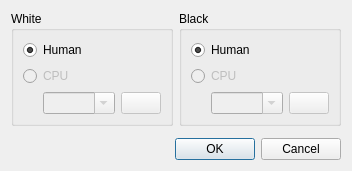
The window that projects/gui/ui/newgamedlg.ui (leedavid/QTggchess) describes before a commit, drawn with Qt 5.
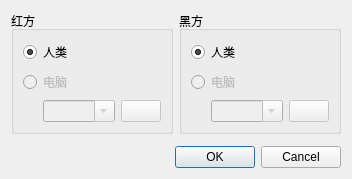
The same window after the commit. Icons and pictures are not drawn. Custom widgets are drawn as their Qt base class.

The edit to the form file:
```diff
--- a/projects/gui/ui/newgamedlg.ui
+++ b/projects/gui/ui/newgamedlg.ui
@@ -22,13 +22,13 @@
      <item>
       <widget class="QGroupBox" name="groupBox_2">
        <property name="title">
-        <string>White</string>
+        <string>红方</string>
        </property>
        <layout class="QVBoxLayout" name="verticalLayout_3">
         <item>
          <widget class="QRadioButton" name="m_whitePlayerHumanRadio">
           <property name="text">
-           <string>Human</string>
+           <string>人类</string>
           </property>
           <property name="checked">
            <bool>true</bool>
@@ -41,7 +41,7 @@
            <bool>false</bool>
           </property>
           <property name="text">
-           <string>CPU</string>
+           <string>电脑</string>
           </property>
          </widget>
         </item>
@@ -110,13 +110,13 @@
      <item>
       <widget class="QGroupBox" name="groupBox">
        <property name="title">
-        <string>Black</string>
+        <string>黑方</string>
        </property>
        <layout class="QVBoxLayout" name="verticalLayout">
         <item>
          <widget class="QRadioButton" name="m_blackPlayerHumanRadio">
           <property name="text">
-           <string>Human</string>
+           <string>人类</string>
           </property>
           <property name="checked">
            <bool>true</bool>
@@ -129,7 +129,7 @@
            <bool>false</bool>
           </property>
           <property name="text">
-           <string>CPU</string>
+           <string>电脑</string>
           </property>
          </widget>
         </item>
```
Left out of the diff: 2 changed lines with no effect on the pictures.
